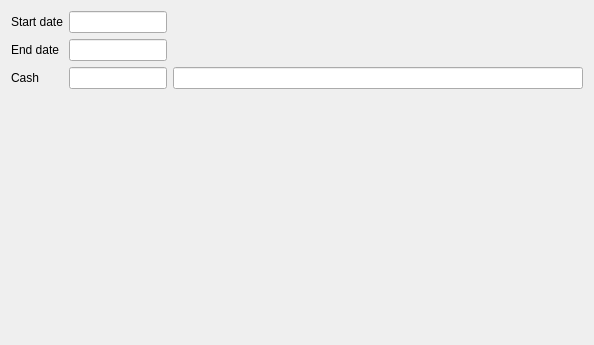
Above: Reports/cr5cashdetailedfilter.ui from End1-1/Cafe5 before the change. Below: the same form after it.
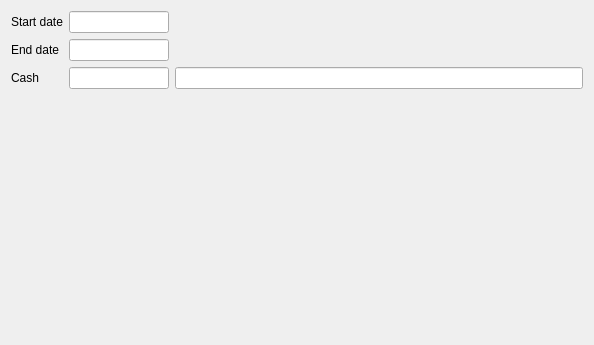
That is the form after the change. Custom widgets are drawn as their Qt base class.

Diff of the .ui file:
```diff
--- a/Reports/cr5cashdetailedfilter.ui
+++ b/Reports/cr5cashdetailedfilter.ui
@@ -54,19 +54,6 @@
      </property>
     </widget>
    </item>
-   <item row="1" column="2">
-    <spacer name="horizontalSpacer">
-     <property name="orientation">
-      <enum>Qt::Horizontal</enum>
-     </property>
-     <property name="sizeHint" stdset="0">
-      <size>
-       <width>412</width>
-       <height>20</height>
-      </size>
-     </property>
-    </spacer>
-   </item>
    <item row="2" column="0">
     <widget class="QLabel" name="label_3">
      <property name="text">
@@ -110,16 +97,16 @@
   </layout>
  </widget>
  <customwidgets>
-  <customwidget>
-   <class>C5DateEdit</class>
-   <extends>QLineEdit</extends>
-   <header location="global">c5dateedit.h</header>
-  </customwidget>
   <customwidget>
    <class>C5LineEditWithSelector</class>
    <extends>QLineEdit</extends>
    <header location="global">c5lineeditwithselector.h</header>
   </customwidget>
+  <customwidget>
+   <class>C5DateEdit</class>
+   <extends>QLineEdit</extends>
+   <header location="global">c5dateedit.h</header>
+  </customwidget>
  </customwidgets>
  <tabstops>
   <tabstop>deStart</tabstop>
```
